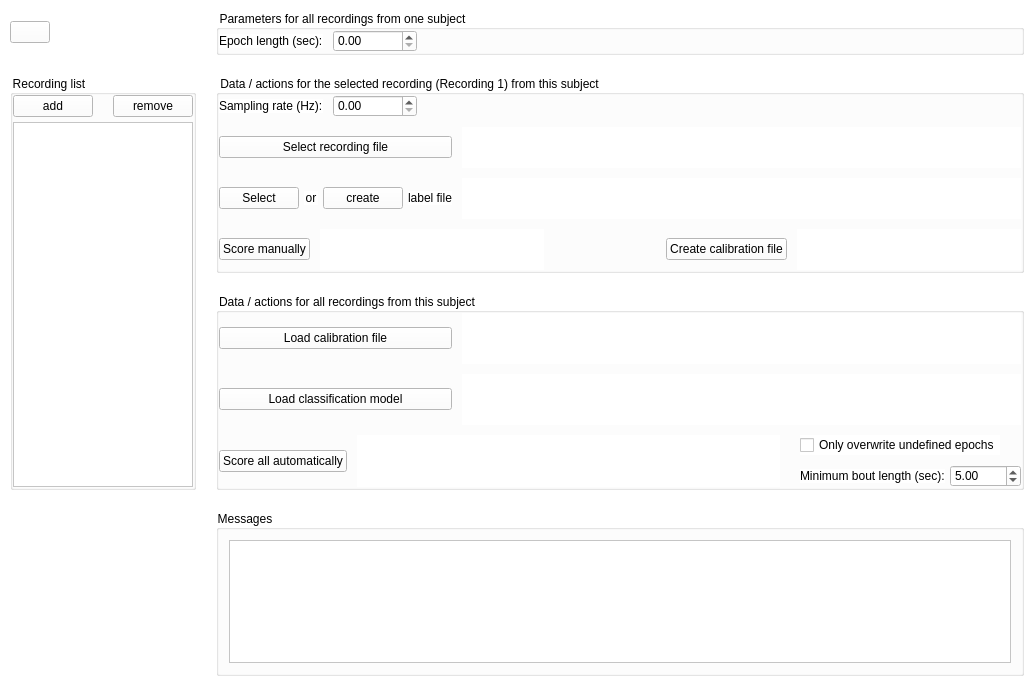
The window that accusleepy/gui/primary_window.ui (zekebarger/AccuSleePy) describes before a commit, drawn with Qt 5.
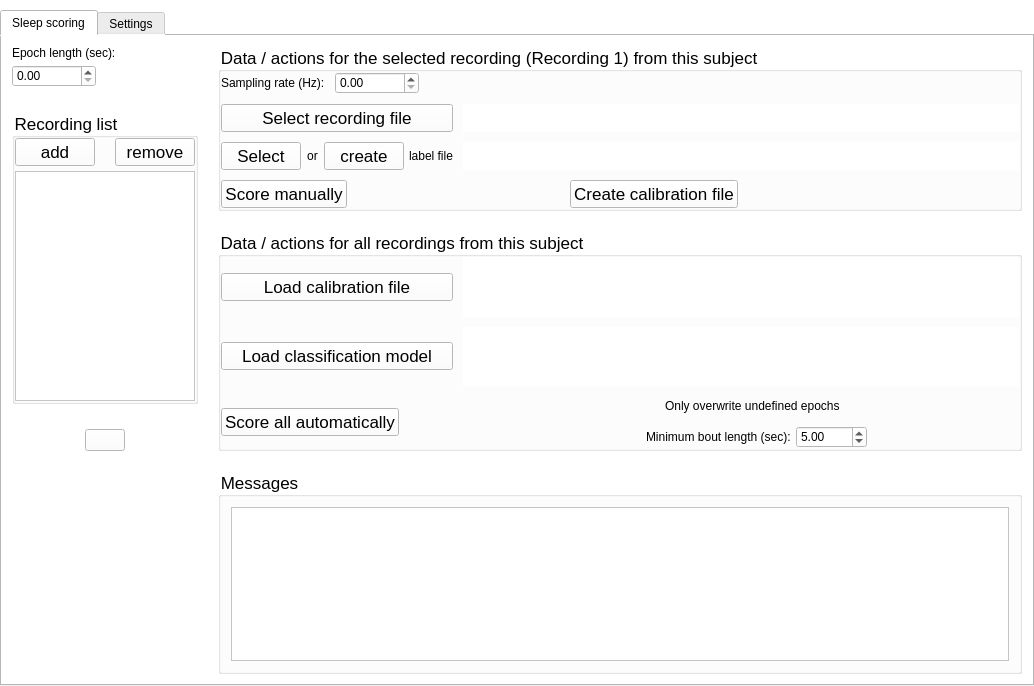
The same window after the commit. Icons and pictures are not drawn.

Commit message:
Improve primary window appearance (#5)
* improvements, some good some bad

* more visual improvements

* even more visual improvements

* add placeholder settings tab

Diff of the .ui file:
```diff
--- a/accusleepy/gui/primary_window.ui
+++ b/accusleepy/gui/primary_window.ui
@@ -29,51 +29,29 @@
      <verstretch>0</verstretch>
     </sizepolicy>
    </property>
-   <layout class="QGridLayout" name="gridLayout" rowstretch="1,5,2" columnstretch="1,5">
+   <layout class="QGridLayout" name="gridLayout">
     <property name="leftMargin">
-     <number>10</number>
+     <number>0</number>
     </property>
     <property name="topMargin">
      <number>10</number>
     </property>
     <property name="rightMargin">
-     <number>10</number>
+     <number>0</number>
     </property>
     <property name="bottomMargin">
-     <number>10</number>
+     <number>0</number>
     </property>
-    <property name="spacing">
-     <number>20</number>
-    </property>
     <item row="0" column="0">
-     <widget class="QPushButton" name="user_manual_button">
-      <property name="sizePolicy">
-       <sizepolicy hsizetype="Fixed" vsizetype="Fixed">
-        <horstretch>0</horstretch>
-        <verstretch>0</verstretch>
-       </sizepolicy>
+     <widget class="QTabWidget" name="tabWidget">
+      <property name="currentIndex">
+       <number>0</number>
       </property>
-      <property name="text">
-       <string/>
-      </property>
-      <property name="icon">
-       <iconset resource="resources.qrc">
-        <normaloff>:/icons/question.png</normaloff>:/icons/question.png</iconset>
-      </property>
-      <property name="iconSize">
-       <size>
-        <width>24</width>
-        <height>24</height>
-       </size>
-      </property>
-     </widget>
-    </item>
-    <item row="0" column="1">
-     <widget class="QGroupBox" name="parametergroupbox">
-      <property name="title">
-       <string>Parameters for all recordings from one subject</string>
-      </property>
-      <layout class="QHBoxLayout" name="horizontalLayout_2">
+      <widget class="QWidget" name="scoring_tab">
+       <attribute name="title">
+        <string>Sleep scoring</string>
+       </attribute>
+       <layout class="QGridLayout" name="gridLayout_3">
        <property name="leftMargin">
         <number>0</number>
        </property>
@@ -86,139 +64,76 @@
        <property name="bottomMargin">
         <number>0</number>
        </property>
-       <item>
-        <layout class="QHBoxLayout" name="epochlengthlayout" stretch="1,1,7">
-         <property name="spacing">
+        <item row="0" column="0">
+         <layout class="QGridLayout" name="scoring_tab_layout" rowstretch="2,1" columnstretch="1,10">
+          <property name="leftMargin">
           <number>10</number>
          </property>
-         <item>
-          <widget class="QLabel" name="epochlengthlabel">
-           <property name="sizePolicy">
-            <sizepolicy hsizetype="Fixed" vsizetype="Fixed">
-             <horstretch>0</horstretch>
-             <verstretch>0</verstretch>
-            </sizepolicy>
-           </property>
-           <property name="text">
-            <string>Epoch length (sec):</string>
-           </property>
-          </widget>
-         </item>
-         <item>
-          <widget class="QDoubleSpinBox" name="epoch_length_input">
-           <property name="sizePolicy">
-            <sizepolicy hsizetype="Fixed" vsizetype="Fixed">
-             <horstretch>0</horstretch>
-             <verstretch>0</verstretch>
-            </sizepolicy>
-           </property>
-           <property name="maximum">
-            <double>100000.000000000000000</double>
-           </property>
-           <property name="singleStep">
-            <double>0.500000000000000</double>
-           </property>
-          </widget>
-         </item>
-         <item>
-          <spacer name="horizontalSpacer_3">
-           <property name="orientation">
-            <enum>Qt::Orientation::Horizontal</enum>
-           </property>
-           <property name="sizeType">
-            <enum>QSizePolicy::Policy::Preferred</enum>
-           </property>
-           <property name="sizeHint" stdset="0">
-            <size>
-             <width>20</width>
-             <height>5</height>
-            </size>
-           </property>
-          </spacer>
-         </item>
-        </layout>
-       </item>
-      </layout>
-     </widget>
-    </item>
-    <item row="1" column="0">
-     <widget class="QGroupBox" name="recordinglistgroupbox">
-      <property name="sizePolicy">
-       <sizepolicy hsizetype="Preferred" vsizetype="Preferred">
-        <horstretch>0</horstretch>
-        <verstretch>0</verstretch>
-       </sizepolicy>
-      </property>
-      <property name="styleSheet">
-       <string notr="true"/>
-      </property>
-      <property name="title">
-       <string>Recording list</string>
-      </property>
-      <layout class="QVBoxLayout" name="verticalLayout" stretch="1,5">
-       <property name="spacing">
-        <number>5</number>
-       </property>
-       <property name="leftMargin">
-        <number>0</number>
-       </property>
        <property name="topMargin">
-        <number>0</number>
+           <number>10</number>
        </property>
        <property name="rightMargin">
-        <number>0</number>
+           <number>10</number>
        </property>
        <property name="bottomMargin">
-        <number>0</number>
-       </property>
-       <item>
-        <layout class="QHBoxLayout" name="horizontalLayout_3" stretch="1,1">
+           <number>10</number>
+          </property>
          <property name="spacing">
           <number>20</number>
          </property>
-         <item>
-          <widget class="QPushButton" name="add_button">
-           <property name="sizePolicy">
-            <sizepolicy hsizetype="Fixed" vsizetype="Fixed">
-             <horstretch>0</horstretch>
-             <verstretch>0</verstretch>
-            </sizepolicy>
-           </property>
-           <property name="text">
-            <string>add</string>
-           </property>
-          </widget>
-         </item>
-         <item>
-          <widget class="QPushButton" name="remove_button">
-           <property name="sizePolicy">
-            <sizepolicy hsizetype="Fixed" vsizetype="Fixed">
-             <horstretch>0</horstretch>
-             <verstretch>0</verstretch>
-            </sizepolicy>
-           </property>
-           <property name="text">
-            <string>remove</string>
-           </property>
-          </widget>
-         </item>
-        </layout>
-       </item>
-       <item>
-        <widget class="QListWidget" name="recording_list_widget">
-         <property name="sizePolicy">
-          <sizepolicy hsizetype="Maximum" vsizetype="Preferred">
-           <horstretch>0</horstretch>
-           <verstretch>0</verstretch>
-          </sizepolicy>
-         </property>
-        </widget>
-       </item>
-      </layout>
-     </widget>
-    </item>
     <item row="1" column="1">
-     <layout class="QVBoxLayout" name="recordingactionsgroupbox" stretch="1,1">
+           <widget class="QGroupBox" name="messagesgroupbox">
+            <property name="sizePolicy">
+             <sizepolicy hsizetype="Preferred" vsizetype="Expanding">
+              <horstretch>0</horstretch>
+              <verstretch>0</verstretch>
+             </sizepolicy>
+            </property>
+            <property name="font">
+             <font>
+              <pointsize>13</pointsize>
+             </font>
+            </property>
+            <property name="styleSheet">
+             <string notr="true"/>
+            </property>
+            <property name="title">
+             <string>Messages</string>
+            </property>
+            <layout class="QGridLayout" name="gridLayout_2">
+             <property name="leftMargin">
+              <number>10</number>
+             </property>
+             <property name="topMargin">
+              <number>10</number>
+             </property>
+             <property name="rightMargin">
+              <number>10</number>
+             </property>
+             <property name="bottomMargin">
+              <number>10</number>
+             </property>
+             <item row="0" column="0">
+              <widget class="QTextBrowser" name="message_area">
+               <property name="sizePolicy">
+                <sizepolicy hsizetype="Preferred" vsizetype="Expanding">
+                 <horstretch>0</horstretch>
+                 <verstretch>0</verstretch>
+                </sizepolicy>
+               </property>
+               <property name="styleSheet">
+                <string notr="true">background-color: white;</string>
+               </property>
+               <property name="textInteractionFlags">
+                <set>Qt::TextInteractionFlag::NoTextInteraction</set>
+               </property>
+              </widget>
+             </item>
+            </layout>
+           </widget>
+          </item>
+          <item row="0" column="1">
+           <layout class="QVBoxLayout" name="recordingactionsgroupbox" stretch="0,1">
       <property name="spacing">
        <number>20</number>
       </property>
@@ -230,10 +145,15 @@
           <verstretch>0</verstretch>
          </sizepolicy>
         </property>
+              <property name="font">
+               <font>
+                <pointsize>13</pointsize>
+               </font>
+              </property>
         <property name="title">
          <string>Data / actions for the selected recording (Recording 1) from this subject</string>
         </property>
-        <layout class="QVBoxLayout" name="verticalLayout_2" stretch="0,1,1,1">
+              <layout class="QVBoxLayout" name="verticalLayout_2" stretch="1,1,1,1">
          <property name="spacing">
           <number>10</number>
          </property>
@@ -262,6 +182,9 @@
                <verstretch>0</verstretch>
               </sizepolicy>
              </property>
+                   <property name="styleSheet">
+                    <string notr="true">background-color: transparent;</string>
+                   </property>
              <property name="text">
               <string>Sampling rate (Hz):</string>
              </property>
@@ -275,6 +198,9 @@
                <verstretch>0</verstretch>
               </sizepolicy>
              </property>
+                   <property name="styleSheet">
+                    <string notr="true">background-color: white;</string>
+                   </property>
              <property name="minimum">
               <double>0.000000000000000</double>
              </property>
@@ -304,6 +230,11 @@
          <item>
           <layout class="QHBoxLayout" name="horizontalLayout_4" stretch="5,12">
            <item>
+                  <layout class="QHBoxLayout" name="horizontalLayout">
+                   <property name="spacing">
+                    <number>5</number>
+                   </property>
+                   <item>
             <widget class="QPushButton" name="recording_file_button">
              <property name="sizePolicy">
               <sizepolicy hsizetype="Preferred" vsizetype="Fixed">
@@ -316,11 +247,25 @@
              </property>
             </widget>
            </item>
+                  </layout>
+                 </item>
            <item>
             <widget class="QLabel" name="recording_file_label">
+                   <property name="sizePolicy">
+                    <sizepolicy hsizetype="Ignored" vsizetype="Preferred">
+                     <horstretch>0</horstretch>
+                     <verstretch>0</verstretch>
+                    </sizepolicy>
+                   </property>
+                   <property name="styleSheet">
+                    <string notr="true">background-color: white;</string>
+                   </property>
              <property name="text">
               <string/>
              </property>
+                   <property name="alignment">
+                    <set>Qt::AlignmentFlag::AlignRight|Qt::AlignmentFlag::AlignTrailing|Qt::AlignmentFlag::AlignVCenter</set>
+                   </property>
             </widget>
            </item>
           </layout>
@@ -328,7 +273,7 @@
          <item>
           <layout class="QHBoxLayout" name="horizontalLayout_6" stretch="5,12">
            <item>
-            <layout class="QHBoxLayout" name="select_or_create_layout" stretch="3,1,3,0">
+                  <layout class="QHBoxLayout" name="select_or_create_layout" stretch="3,1,3,3">
              <property name="spacing">
               <number>5</number>
              </property>
@@ -359,6 +304,9 @@
                  <verstretch>0</verstretch>
                 </sizepolicy>
                </property>
+                     <property name="styleSheet">
+                      <string notr="true">background-color: transparent;</string>
+                     </property>
                <property name="text">
                 <string>or</string>
                </property>
@@ -388,6 +336,9 @@
                  <verstretch>0</verstretch>
                 </sizepolicy>
                </property>
+                     <property name="styleSheet">
+                      <string notr="true">background-color: transparent;</string>
+                     </property>
                <property name="text">
                 <string>label file</string>
                </property>
@@ -397,15 +348,27 @@
            </item>
            <item>
             <widget class="QLabel" name="label_file_label">
+                   <property name="sizePolicy">
+                    <sizepolicy hsizetype="Ignored" vsizetype="Preferred">
+                     <horstretch>0</horstretch>
+                     <verstretch>0</verstretch>
+                    </sizepolicy>
+                   </property>
+                   <property name="styleSheet">
+                    <string notr="true">background-color: white;</string>
+                   </property>
              <property name="text">
               <string/>
              </property>
+                   <property name="alignment">
+                    <set>Qt::AlignmentFlag::AlignRight|Qt::AlignmentFlag::AlignTrailing|Qt::AlignmentFlag::AlignVCenter</set>
+                   </property>
             </widget>
            </item>
           </layout>
          </item>
          <item>
-          <layout class="QHBoxLayout" name="horizontalLayout_5" stretch="2,2,1,2,2">
+                <layout class="QHBoxLayout" name="horizontalLayout_5" stretch="2,3,2,3,1">
            <item>
             <widget class="QPushButton" name="manual_scoring_button">
              <property name="sizePolicy">
@@ -421,27 +384,14 @@
            </item>
            <item>
             <widget class="QLabel" name="manual_scoring_status">
+                   <property name="styleSheet">
+                    <string notr="true">background-color: transparent;</string>
+                   </property>
              <property name="text">
               <string/>
              </property>
             </widget>
            </item>
-           <item>
-            <spacer name="horizontalSpacer_4">
-             <property name="orientation">
-              <enum>Qt::Orientation::Horizontal</enum>
-             </property>
-             <property name="sizeType">
-              <enum>QSizePolicy::Policy::Preferred</enum>
-             </property>
-             <property name="sizeHint" stdset="0">
-              <size>
-               <width>10</width>
-               <height>5</height>
-              </size>
-             </property>
-            </spacer>
-           </item>
            <item>
             <widget class="QPushButton" name="create_calibration_button">
              <property name="sizePolicy">
@@ -457,11 +407,30 @@
            </item>
            <item>
             <widget class="QLabel" name="calibration_status">
+                   <property name="styleSheet">
+                    <string notr="true">background-color: transparent;</string>
+                   </property>
              <property name="text">
               <string/>
              </property>
             </widget>
            </item>
+                 <item>
+                  <spacer name="horizontalSpacer_4">
+                   <property name="orientation">
+                    <enum>Qt::Orientation::Horizontal</enum>
+                   </property>
+                   <property name="sizeType">
+                    <enum>QSizePolicy::Policy::Preferred</enum>
+                   </property>
+                   <property name="sizeHint" stdset="0">
+                    <size>
+                     <width>10</width>
+                     <height>5</height>
+                    </size>
+                   </property>
+                  </spacer>
+                 </item>
           </layout>
          </item>
         </layout>
@@ -475,10 +444,15 @@
           <verstretch>0</verstretch>
          </sizepolicy>
         </property>
+              <property name="font">
+               <font>
+                <pointsize>13</pointsize>
+               </font>
+              </property>
         <property name="title">
          <string>Data / actions for all recordings from this subject</string>
         </property>
-        <layout class="QVBoxLayout" name="verticalLayout_3" stretch="3,3,4">
+              <layout class="QVBoxLayout" name="verticalLayout_3" stretch="2,2,3">
          <property name="spacing">
           <number>10</number>
          </property>
@@ -497,6 +471,11 @@
          <item>
           <layout class="QHBoxLayout" name="horizontalLayout_7" stretch="5,12">
            <item>
+                  <layout class="QHBoxLayout" name="horizontalLayout_10">
+                   <property name="spacing">
+                    <number>5</number>
+                   </property>
+                   <item>
             <widget class="QPushButton" name="load_calibration_button">
              <property name="sizePolicy">
               <sizepolicy hsizetype="Preferred" vsizetype="Fixed">
@@ -509,11 +488,25 @@
              </property>
             </widget>
            </item>
+                  </layout>
+                 </item>
            <item>
             <widget class="QLabel" name="calibration_file_label">
+                   <property name="sizePolicy">
+                    <sizepolicy hsizetype="Ignored" vsizetype="Preferred">
+                     <horstretch>0</horstretch>
+                     <verstretch>0</verstretch>
+                    </sizepolicy>
+                   </property>
+                   <property name="styleSheet">
+                    <string notr="true">background-color: white;</string>
+                   </property>
              <property name="text">
               <string/>
              </property>
+                   <property name="alignment">
+                    <set>Qt::AlignmentFlag::AlignRight|Qt::AlignmentFlag::AlignTrailing|Qt::AlignmentFlag::AlignVCenter</set>
+                   </property>
             </widget>
            </item>
           </layout>
@@ -521,6 +514,11 @@
          <item>
           <layout class="QHBoxLayout" name="horizontalLayout_9" stretch="5,12">
            <item>
+                  <layout class="QHBoxLayout" name="horizontalLayout_11">
+                   <property name="spacing">
+                    <number>5</number>
+                   </property>
+                   <item>
             <widget class="QPushButton" name="load_model_button">
              <property name="sizePolicy">
               <sizepolicy hsizetype="Preferred" vsizetype="Fixed">
@@ -533,17 +531,31 @@
              </property>
             </widget>
            </item>
+                  </layout>
+                 </item>
            <item>
             <widget class="QLabel" name="model_label">
+                   <property name="sizePolicy">
+                    <sizepolicy hsizetype="Ignored" vsizetype="Preferred">
+                     <horstretch>0</horstretch>
+                     <verstretch>0</verstretch>
+                    </sizepolicy>
+                   </property>
+                   <property name="styleSheet">
+                    <string notr="true">background-color: white;</string>
+                   </property>
              <property name="text">
               <string/>
              </property>
+                   <property name="alignment">
+                    <set>Qt::AlignmentFlag::AlignRight|Qt::AlignmentFlag::AlignTrailing|Qt::AlignmentFlag::AlignVCenter</set>
+                   </property>
             </widget>
            </item>
           </layout>
          </item>
          <item>
-          <layout class="QHBoxLayout" name="horizontalLayout_8">
+                <layout class="QHBoxLayout" name="horizontalLayout_8" stretch="3,3,4,2">
            <item>
             <widget class="QPushButton" name="score_all_button">
              <property name="sizePolicy">
@@ -559,29 +571,19 @@
            </item>
            <item>
             <widget class="QLabel" name="score_all_status">
+                   <property name="styleSheet">
+                    <string notr="true">background-color: transparent;</string>
+                   </property>
              <property name="text">
               <string/>
              </property>
             </widget>
            </item>
-           <item>
-            <spacer name="horizontalSpacer_5">
-             <property name="orientation">
-              <enum>Qt::Orientation::Horizontal</enum>
-             </property>
-             <property name="sizeType">
-              <enum>QSizePolicy::Policy::Preferred</enum>
-             </property>
-             <property name="sizeHint" stdset="0">
-              <size>
-               <width>10</width>
-               <height>5</height>
-              </size>
-             </property>
-            </spacer>
-           </item>
            <item>
             <layout class="QVBoxLayout" name="verticalLayout_4">
+                   <property name="spacing">
+                    <number>10</number>
+                   </property>
              <item>
               <widget class="QCheckBox" name="overwritecheckbox">
                <property name="sizePolicy">
@@ -590,6 +592,9 @@
                  <verstretch>0</verstretch>
                 </sizepolicy>
                </property>
+                     <property name="styleSheet">
+                      <string notr="true">background-color: transparent;</string>
+                     </property>
                <property name="text">
                 <string>Only overwrite undefined epochs</string>
                </property>
@@ -608,6 +613,9 @@
                    <verstretch>0</verstretch>
                   </sizepolicy>
                  </property>
+                       <property name="styleSheet">
+                        <string notr="true">background-color: transparent;</string>
+                       </property>
                  <property name="text">
                   <string>Minimum bout length (sec):</string>
                  </property>
@@ -621,6 +629,9 @@
                    <verstretch>0</verstretch>
                   </sizepolicy>
                  </property>
+                       <property name="styleSheet">
+                        <string notr="true">background-color: white;</string>
+                       </property>
                  <property name="decimals">
                   <number>2</number>
                  </property>
@@ -636,6 +647,22 @@
              </item>
             </layout>
            </item>
+                 <item>
+                  <spacer name="horizontalSpacer_5">
+                   <property name="orientation">
+                    <enum>Qt::Orientation::Horizontal</enum>
+                   </property>
+                   <property name="sizeType">
+                    <enum>QSizePolicy::Policy::Preferred</enum>
+                   </property>
+                   <property name="sizeHint" stdset="0">
+                    <size>
+                     <width>10</width>
+                     <height>5</height>
+                    </size>
+                   </property>
+                  </spacer>
+                 </item>
           </layout>
          </item>
         </layout>
@@ -643,43 +670,219 @@
       </item>
      </layout>
     </item>
-    <item row="2" column="1">
-     <widget class="QGroupBox" name="messagesgroupbox">
-      <property name="title">
-       <string>Messages</string>
-      </property>
-      <layout class="QGridLayout" name="gridLayout_2">
-       <property name="leftMargin">
-        <number>10</number>
-       </property>
-       <property name="topMargin">
-        <number>10</number>
-       </property>
-       <property name="rightMargin">
-        <number>10</number>
-       </property>
-       <property name="bottomMargin">
-        <number>10</number>
-       </property>
        <item row="0" column="0">
-        <widget class="QTextBrowser" name="message_area">
+           <layout class="QVBoxLayout" name="left_col_layout" stretch="2,10,0">
+            <property name="spacing">
+             <number>25</number>
+            </property>
+            <item>
+             <layout class="QVBoxLayout" name="epoch_length_layout">
+              <property name="spacing">
+               <number>5</number>
+              </property>
+              <item>
+               <widget class="QLabel" name="epochlengthlabel">
+                <property name="sizePolicy">
+                 <sizepolicy hsizetype="Fixed" vsizetype="Fixed">
+                  <horstretch>0</horstretch>
+                  <verstretch>0</verstretch>
+                 </sizepolicy>
+                </property>
+                <property name="styleSheet">
+                 <string notr="true">background-color: transparent;</string>
+                </property>
+                <property name="text">
+                 <string>Epoch length (sec):</string>
+                </property>
+               </widget>
+              </item>
+              <item>
+               <widget class="QDoubleSpinBox" name="epoch_length_input">
+                <property name="sizePolicy">
+                 <sizepolicy hsizetype="Fixed" vsizetype="Fixed">
+                  <horstretch>0</horstretch>
+                  <verstretch>0</verstretch>
+                 </sizepolicy>
+                </property>
+                <property name="styleSheet">
+                 <string notr="true">background-color: white;</string>
+                </property>
+                <property name="maximum">
+                 <double>100000.000000000000000</double>
+                </property>
+                <property name="singleStep">
+                 <double>0.500000000000000</double>
+                </property>
+               </widget>
+              </item>
+             </layout>
+            </item>
+            <item>
+             <widget class="QGroupBox" name="recordinglistgroupbox">
          <property name="sizePolicy">
           <sizepolicy hsizetype="Preferred" vsizetype="Preferred">
            <horstretch>0</horstretch>
            <verstretch>0</verstretch>
           </sizepolicy>
          </property>
-         <property name="textInteractionFlags">
-          <set>Qt::TextInteractionFlag::NoTextInteraction</set>
-         </property>
-        </widget>
-       </item>
-      </layout>
+              <property name="font">
+               <font>
+                <pointsize>13</pointsize>
+               </font>
+              </property>
+              <property name="styleSheet">
+               <string notr="true"/>
+              </property>
+              <property name="title">
+               <string>Recording list</string>
+              </property>
+              <layout class="QVBoxLayout" name="verticalLayout" stretch="1,5">
+               <property name="spacing">
+                <number>5</number>
+               </property>
+               <property name="leftMargin">
+                <number>0</number>
+               </property>
+               <property name="topMargin">
+                <number>0</number>
+               </property>
+               <property name="rightMargin">
+                <number>0</number>
+               </property>
+               <property name="bottomMargin">
+                <number>0</number>
+               </property>
+               <item>
+                <layout class="QHBoxLayout" name="add_remove_layout" stretch="1,1">
+                 <property name="spacing">
+                  <number>20</number>
+                 </property>
+                 <item>
+                  <widget class="QPushButton" name="add_button">
+                   <property name="sizePolicy">
+                    <sizepolicy hsizetype="Fixed" vsizetype="Fixed">
+                     <horstretch>0</horstretch>
+                     <verstretch>0</verstretch>
+                    </sizepolicy>
+                   </property>
+                   <property name="text">
+                    <string>add</string>
+                   </property>
+                  </widget>
+                 </item>
+                 <item>
+                  <widget class="QPushButton" name="remove_button">
+                   <property name="sizePolicy">
+                    <sizepolicy hsizetype="Fixed" vsizetype="Fixed">
+                     <horstretch>0</horstretch>
+                     <verstretch>0</verstretch>
+                    </sizepolicy>
+                   </property>
+                   <property name="text">
+                    <string>remove</string>
+                   </property>
+                  </widget>
+                 </item>
+                </layout>
+               </item>
+               <item>
+                <widget class="QListWidget" name="recording_list_widget">
+                 <property name="sizePolicy">
+                  <sizepolicy hsizetype="Maximum" vsizetype="Preferred">
+                   <horstretch>0</horstretch>
+                   <verstretch>0</verstretch>
+                  </sizepolicy>
+                 </property>
+                 <property name="styleSheet">
+                  <string notr="true">background-color: white;</string>
+                 </property>
      </widget>
     </item>
    </layout>
   </widget>
- </widget>
+            </item>
+            <item>
+             <layout class="QHBoxLayout" name="user_manual_layout">
+              <item>
+               <widget class="QPushButton" name="user_manual_button">
+                <property name="sizePolicy">
+                 <sizepolicy hsizetype="Fixed" vsizetype="Fixed">
+                  <horstretch>0</horstretch>
+                  <verstretch>0</verstretch>
+                 </sizepolicy>
+                </property>
+                <property name="layoutDirection">
+                 <enum>Qt::LayoutDirection::LeftToRight</enum>
+                </property>
+                <property name="text">
+                 <string/>
+                </property>
+                <property name="icon">
+                 <iconset resource="resources.qrc">
+                  <normaloff>:/icons/question.png</normaloff>:/icons/question.png</iconset>
+                </property>
+                <property name="iconSize">
+                 <size>
+                  <width>24</width>
+                  <height>24</height>
+                 </size>
+                </property>
+               </widget>
+              </item>
+             </layout>
+            </item>
+           </layout>
+          </item>
+         </layout>
+        </item>
+       </layout>
+      </widget>
+      <widget class="QWidget" name="settings_tab">
+       <attribute name="title">
+        <string>Settings</string>
+       </attribute>
+       <layout class="QGridLayout" name="gridLayout_5">
+        <property name="leftMargin">
+         <number>0</number>
+        </property>
+        <property name="topMargin">
+         <number>0</number>
+        </property>
+        <property name="rightMargin">
+         <number>0</number>
+        </property>
+        <property name="bottomMargin">
+         <number>0</number>
+        </property>
+        <item row="0" column="0">
+         <layout class="QGridLayout" name="settings_tab_layout"/>
+        </item>
+       </layout>
+      </widget>
+     </widget>
+    </item>
+   </layout>
+  </widget>
+ </widget>
+ <tabstops>
+  <tabstop>epoch_length_input</tabstop>
+  <tabstop>sampling_rate_input</tabstop>
+  <tabstop>recording_file_button</tabstop>
+  <tabstop>select_label_button</tabstop>
+  <tabstop>create_label_button</tabstop>
+  <tabstop>manual_scoring_button</tabstop>
+  <tabstop>create_calibration_button</tabstop>
+  <tabstop>add_button</tabstop>
+  <tabstop>remove_button</tabstop>
+  <tabstop>load_calibration_button</tabstop>
+  <tabstop>load_model_button</tabstop>
+  <tabstop>score_all_button</tabstop>
+  <tabstop>overwritecheckbox</tabstop>
+  <tabstop>bout_length_input</tabstop>
+  <tabstop>user_manual_button</tabstop>
+  <tabstop>recording_list_widget</tabstop>
+  <tabstop>message_area</tabstop>
+ </tabstops>
  <resources>
   <include location="resources.qrc"/>
  </resources>
```
Lines whose indentation alone changed are shown as unchanged. The commit also changes 1 other file.
